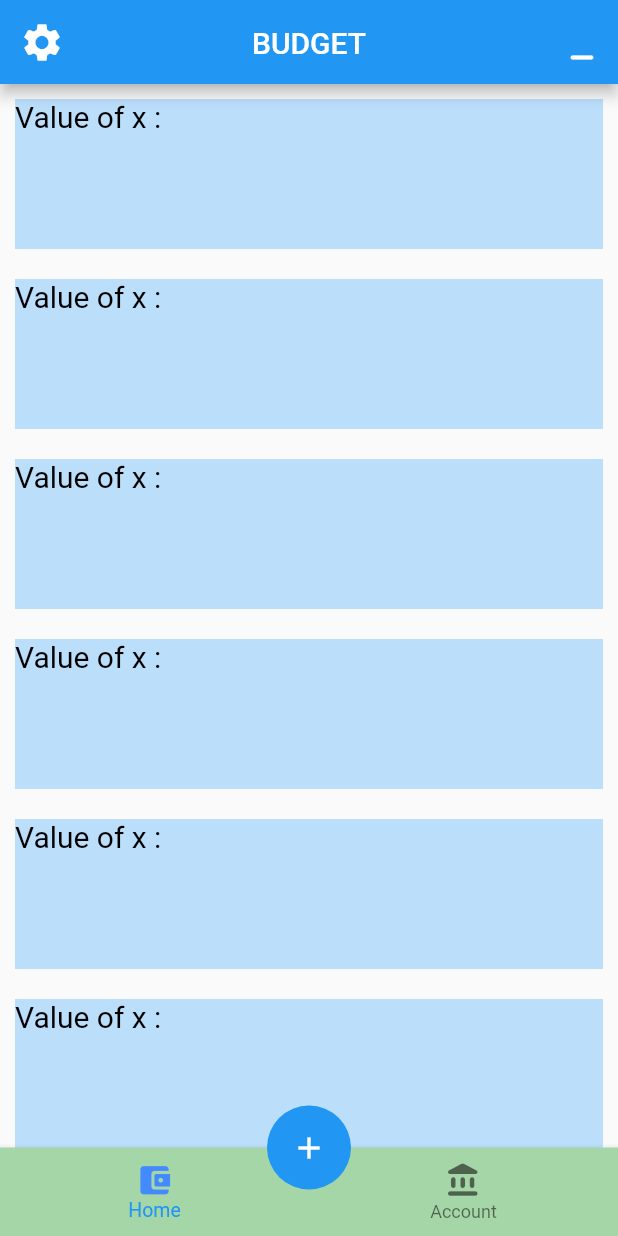
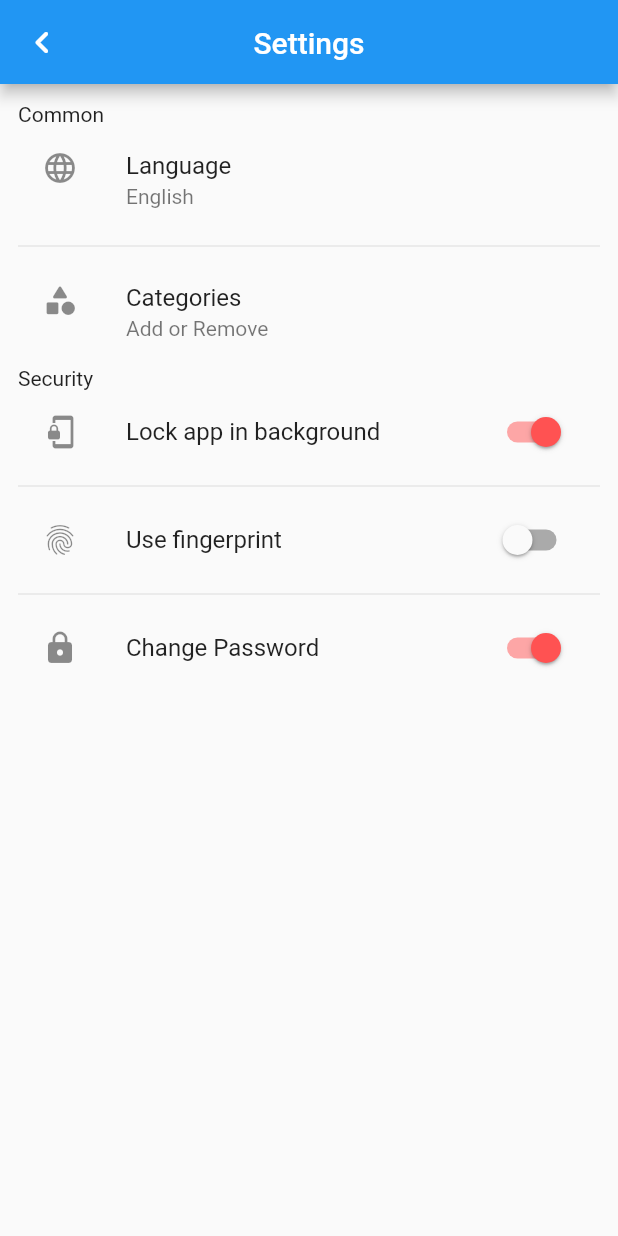
Before and after one commit to gautham2k3/SpendZ, a Flutter app: the screen it shows after launch, after a tap on the "settings" icon, on a phone screen of 412 x 824 dp. Run offline on Flutter 3.47's test engine with Material 2 defaults, Android fonts, the phone set to English and light mode, and no system bars.

Commit message:
Added Settings.dart Page

```diff
--- a/lib/Screens/Home_Screen.dart
+++ b/lib/Screens/Home_Screen.dart
@@ -1,5 +1,5 @@
 import 'package:flutter/material.dart';
-import 'tabs_manager.dart';
+import 'Settings.dart';
 class HomeScreen extends StatefulWidget {
   @override
   _HomeScreenState createState() {
@@ -23,8 +23,9 @@ class _HomeScreenState extends State<HomeScreen> {
                 icon: Icon(Icons.settings),
                 iconSize:30 ,
                 onPressed: () {
-                  Navigator.of(context).pushReplacement(
-                      new MaterialPageRoute(builder: (context) => new tabs_manager())
+                  Navigator.push(
+                    context,
+                    MaterialPageRoute(builder: (context) => Settings()),
                   );
                 }
             ),
@@ -34,7 +35,7 @@ class _HomeScreenState extends State<HomeScreen> {
             ),
             actions: [
               IconButton(
-                icon: Icon(Icons.minimize_rounded),
+                icon: const Icon(Icons.account_circle_rounded),
                 iconSize: 30,
                 onPressed:() {
                   setState((){});
--- /dev/null
+++ b/lib/Screens/Settings.dart
@@ -0,0 +1,102 @@
+import 'package:flutter/cupertino.dart';
+import 'package:flutter/material.dart';
+
+class Settings extends StatelessWidget{
+  Settings ( {super.key});
+  void handelTap()
+  {
+
+  }
+  bool lockAppSwitchVal = true;
+  bool fingerprintSwitchVal = false;
+  bool changePassSwitchVal = true;
+  @override
+  Widget build(BuildContext context) {
+    return Scaffold(
+        body :CustomScrollView(
+            slivers: [
+              SliverAppBar(
+                floating: true,
+                forceElevated: true,
+                leading: IconButton(
+                    icon: Icon(Icons.navigate_before_rounded),
+                    iconSize:30 ,
+                    onPressed: () {
+                      Navigator.pop(context);
+                    }
+                ),
+                flexibleSpace: FlexibleSpaceBar(
+                  centerTitle: true,
+                  title: Text("Settings"),
+                ),
+              ),
+              SliverToBoxAdapter(
+                child: Container(
+                  padding: const EdgeInsets.all(12),
+                  alignment: Alignment.center,
+                  child: Column(
+                    crossAxisAlignment: CrossAxisAlignment.start,
+                    children: [
+                      Row(
+                        mainAxisAlignment: MainAxisAlignment.start,
+                        children: [
+                          Text("Common",
+                          ),
+                        ],
+                      ),
+                      const ListTile(
+                        leading: Icon(Icons.language),
+                        title: Text("Language"),
+                        subtitle: Text("English"),
+                      ),
+                      const Divider(),
+                      const ListTile(
+                        leading: Icon(Icons.category_rounded),
+                        title: Text("Categories"),
+                        subtitle: Text("Add or Remove"),
+                      ),
+                      Row(
+                        mainAxisAlignment: MainAxisAlignment.start,
+                        children: const [
+                          Text("Security"),
+                        ],
+                      ),
+                      ListTile(
+                        leading: const Icon(Icons.phonelink_lock_outlined),
+                        title: const Text("Lock app in background"),
+                        trailing: Switch(
+                            value: lockAppSwitchVal,
+                            activeColor: Colors.redAccent,
+                            onChanged: (val) {
+                            }),
+
+                      ),
+                      const Divider(),
+                      ListTile(
+                        leading: const Icon(Icons.fingerprint),
+                        title: const Text("Use fingerprint"),
+                        trailing: Switch(
+                            value: fingerprintSwitchVal,
+                            activeColor: Colors.redAccent,
+                            onChanged: (val) { }),
+                      ),
+                      const Divider(),
+                      ListTile(
+                        leading: const Icon(Icons.lock),
+                        title: const Text("Change Password"),
+                        trailing: Switch(
+                            value: changePassSwitchVal,
+                            activeColor: Colors.redAccent,
+                            onChanged: (val) {
+                            }),
+                      ),
+                    ],
+                  ),
+                ),
+              )
+            ])
+
+    );
+  }
+
+}
--- a/lib/Screens/tabs_manager.dart
+++ b/lib/Screens/tabs_manager.dart
@@ -1,6 +1,7 @@
 import 'package:flutter/material.dart';
 import 'Home_Screen.dart';
 import 'Login_Page.dart';
+
 class tabs_manager extends StatefulWidget {
   const tabs_manager({super.key});
   @override
--- a/lib/main.dart
+++ b/lib/main.dart
@@ -14,6 +14,7 @@ class MyApp extends StatelessWidget {
       title: 'Testing App',
       home: tabs_manager(),
       debugShowCheckedModeBanner: false,
+      darkTheme: ThemeData.dark(),
     );
   }
 }
```
